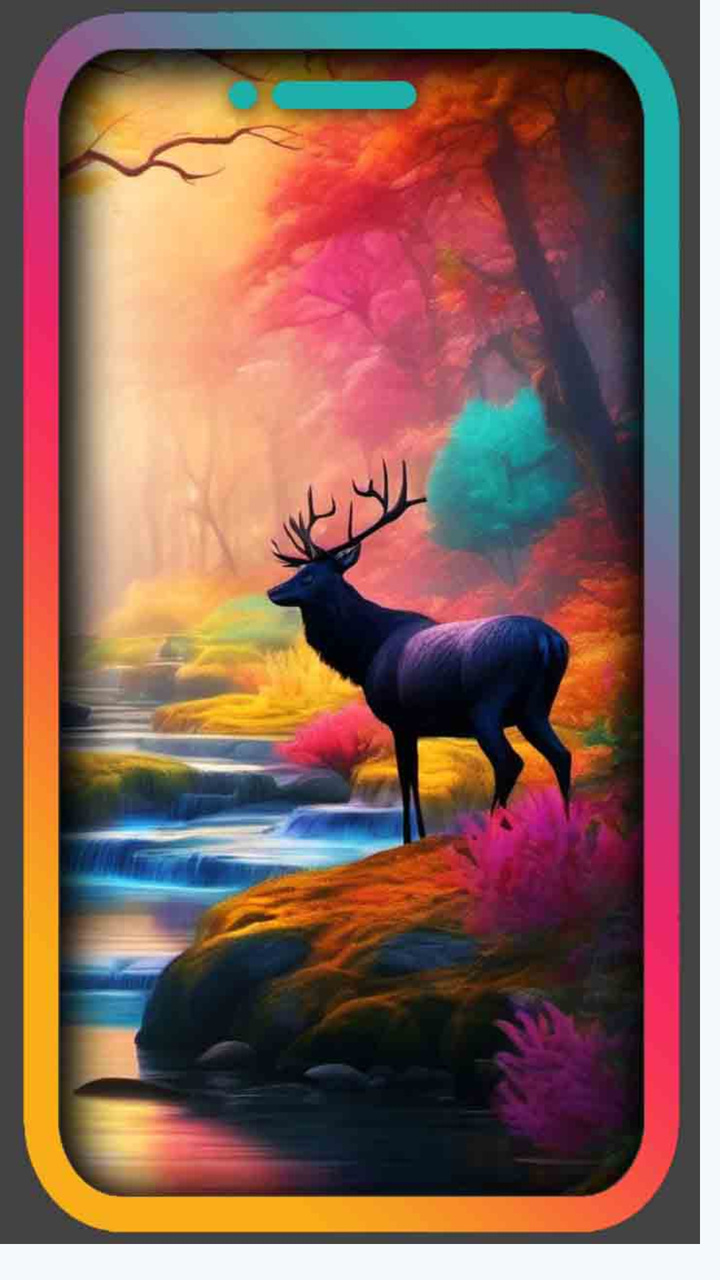
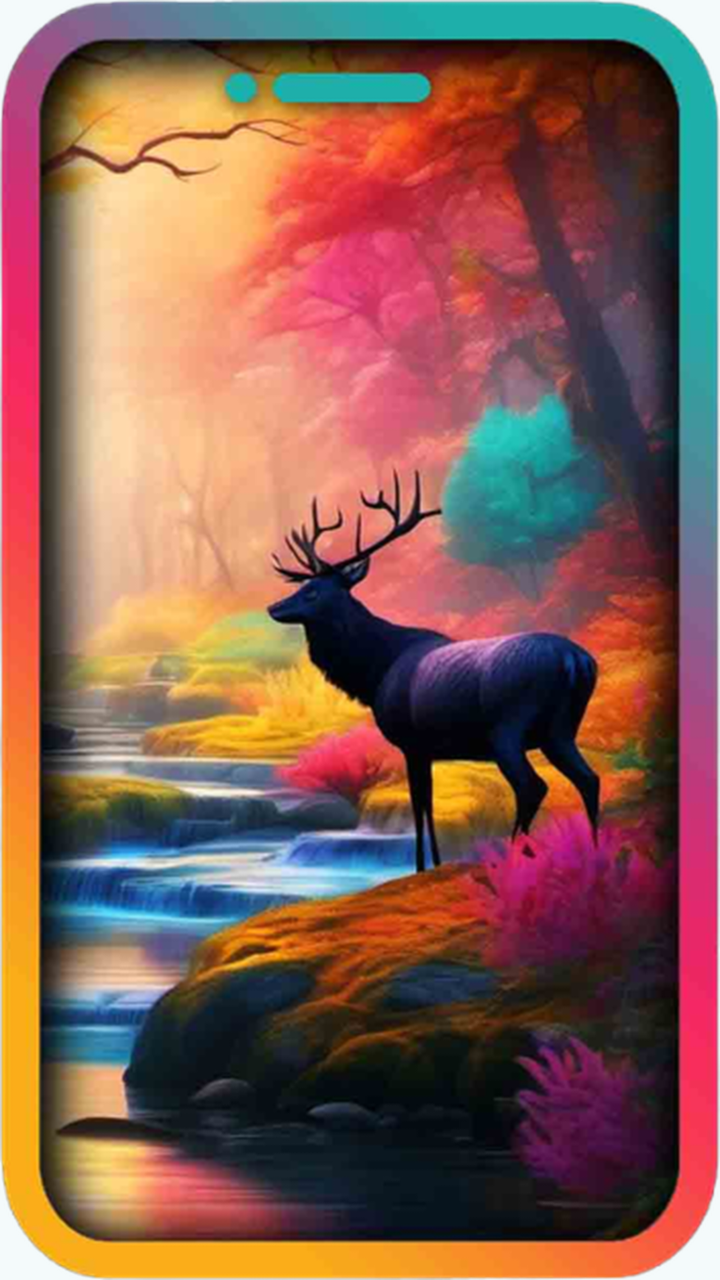

An Android layout rendered at two revisions. The XML below is the earlier revision; the diff shows what the commit changed to produce the second picture.
<!-- AndroidManifest.xml: application theme AppTheme -->
<!-- res/layout/item_home_preset.xml -->
<?xml version="1.0" encoding="utf-8"?>
<FrameLayout xmlns:android="http://schemas.android.com/apk/res/android"
    xmlns:app="http://schemas.android.com/apk/res-auto"
    android:layout_width="wrap_content"
    android:layout_height="wrap_content">

    <androidx.appcompat.widget.AppCompatImageView
        android:id="@+id/ivHomePreset"
        android:layout_width="wrap_content"
        android:layout_height="wrap_content"
        android:layout_marginEnd="10dp"
        android:adjustViewBounds="true"
        android:scaleType="centerCrop"
        android:src="@drawable/disptrending1" />
</FrameLayout>
<!-- resources referenced by this layout -->
<resources>
  <!-- drawable disptrending1: jpg bitmap (drawable, 67757 bytes) -->
  <color name="md_theme_onPrimary">#FFFFFF</color>
  <color name="md_theme_primaryContainer">#9CF0F7</color>
  <color name="md_theme_onPrimaryContainer">#002022</color>
  <color name="md_theme_secondary">#4A6365</color>
  <color name="md_theme_onSecondary">#FFFFFF</color>
  <color name="md_theme_secondaryContainer">#CCE8EA</color>
  <color name="md_theme_onSecondaryContainer">#051F21</color>
  <color name="md_theme_tertiary">#4F5F7D</color>
  <color name="md_theme_onTertiary">#FFFFFF</color>
  <color name="md_theme_tertiaryContainer">#D6E3FF</color>
  <color name="md_theme_onTertiaryContainer">#091B36</color>
  <color name="md_theme_error">#BA1A1A</color>
  <color name="md_theme_onError">#FFFFFF</color>
  <color name="md_theme_errorContainer">#FFDAD6</color>
  <color name="md_theme_onErrorContainer">#410002</color>
  <color name="md_theme_background">#F4FAFB</color>
  <color name="md_theme_onBackground">#161D1D</color>
  <color name="md_theme_surface">#F4FAFB</color>
  <color name="md_theme_onSurface">#161D1D</color>
  <color name="md_theme_surfaceVariant">#DAE4E5</color>
  <color name="md_theme_onSurfaceVariant">#3F4849</color>
  <color name="md_theme_outline">#6F797A</color>
  <color name="md_theme_outlineVariant">#BEC8C9</color>
  <color name="md_theme_inverseSurface">#2B3232</color>
  <color name="md_theme_inverseOnSurface">#ECF2F2</color>
  <color name="md_theme_inversePrimary">#80D4DA</color>
  <color name="md_theme_primaryFixed">#9CF0F7</color>
  <color name="md_theme_onPrimaryFixed">#002022</color>
  <color name="md_theme_primaryFixedDim">#80D4DA</color>
  <color name="md_theme_onPrimaryFixedVariant">#004F53</color>
  <color name="md_theme_secondaryFixed">#CCE8EA</color>
  <color name="md_theme_onSecondaryFixed">#051F21</color>
  <color name="md_theme_secondaryFixedDim">#B1CCCD</color>
  <color name="md_theme_onSecondaryFixedVariant">#324B4D</color>
  <color name="md_theme_tertiaryFixed">#D6E3FF</color>
  <color name="md_theme_onTertiaryFixed">#091B36</color>
  <color name="md_theme_tertiaryFixedDim">#B6C7EA</color>
  <color name="md_theme_onTertiaryFixedVariant">#374764</color>
  <color name="md_theme_surfaceDim">#D5DBDB</color>
  <color name="md_theme_surfaceBright">#F4FAFB</color>
  <color name="md_theme_surfaceContainerLowest">#FFFFFF</color>
  <color name="md_theme_surfaceContainerLow">#EFF5F5</color>
  <color name="md_theme_surfaceContainer">#E9EFEF</color>
  <color name="md_theme_surfaceContainerHigh">#E3E9E9</color>
  <color name="md_theme_surfaceContainerHighest">#DDE4E4</color>
  <style name="button" parent="@android:style/Widget.Button">
          <item name="android:gravity">center_vertical|center_horizontal</item>
          <item name="android:shadowColor">#FF000000</item>
          <item name="android:shadowDx">0</item>
          <item name="android:shadowDy">0</item>
          <item name="android:shadowRadius">0</item>
          <item name="android:textStyle">normal</item>
          <item name="android:focusable">true</item>
          <item name="android:clickable">true</item>
      </style>
  <!-- unchanged entries left out for length: 1 -->
</resources>

<!-- the commit's change to res/layout/item_home_preset.xml (unified diff, before → after) -->
@@ -1,15 +1,14 @@
 <?xml version="1.0" encoding="utf-8"?>
 <FrameLayout xmlns:android="http://schemas.android.com/apk/res/android"
-    xmlns:app="http://schemas.android.com/apk/res-auto"
     android:layout_width="wrap_content"
-    android:layout_height="wrap_content">
+    android:layout_height="wrap_content"
+    android:layout_marginEnd="10dp"
+    android:layout_marginBottom="12dp">
 
     <androidx.appcompat.widget.AppCompatImageView
         android:id="@+id/ivHomePreset"
         android:layout_width="wrap_content"
         android:layout_height="wrap_content"
-        android:layout_marginEnd="10dp"
         android:adjustViewBounds="true"
-        android:scaleType="centerCrop"
         android:src="@drawable/disptrending1" />
 </FrameLayout>
<!-- resource entries referenced after the edit -->
@@ -1,6 +1,6 @@
 <!-- resources referenced by this layout -->
 <resources>
-  <!-- drawable disptrending1: jpg bitmap (drawable, 67757 bytes) -->
+  <!-- drawable disptrending1: png bitmap (drawable, 822604 bytes) -->
   <color name="md_theme_onPrimary">#FFFFFF</color>
   <color name="md_theme_primaryContainer">#9CF0F7</color>
   <color name="md_theme_onPrimaryContainer">#002022</color>
